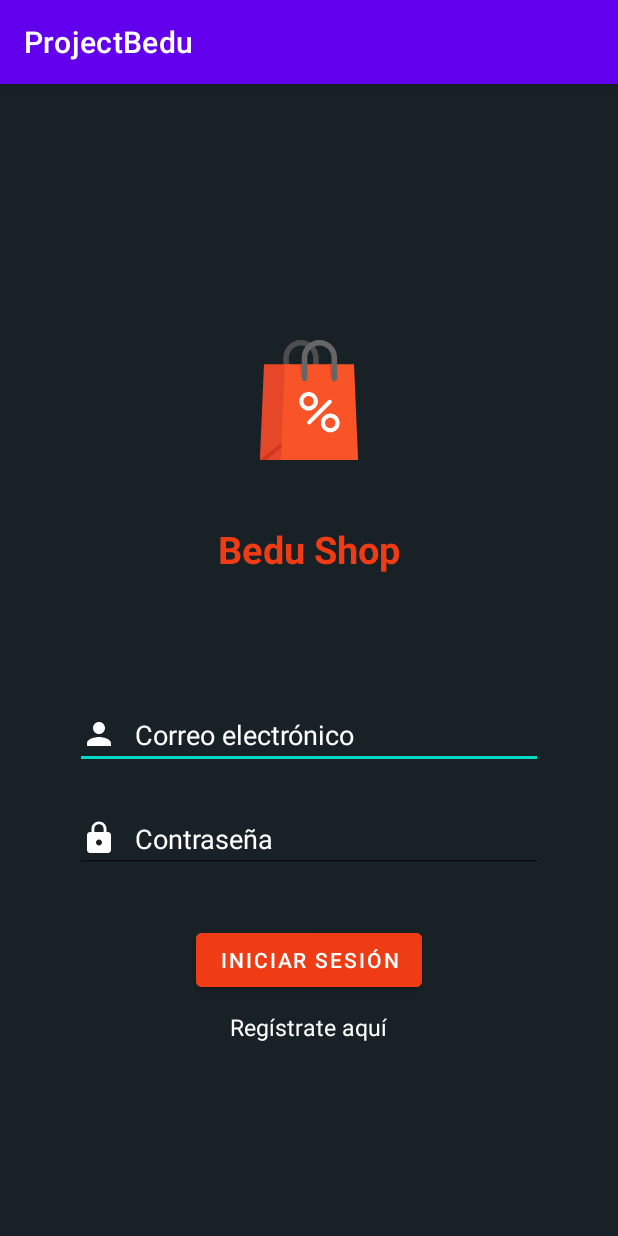
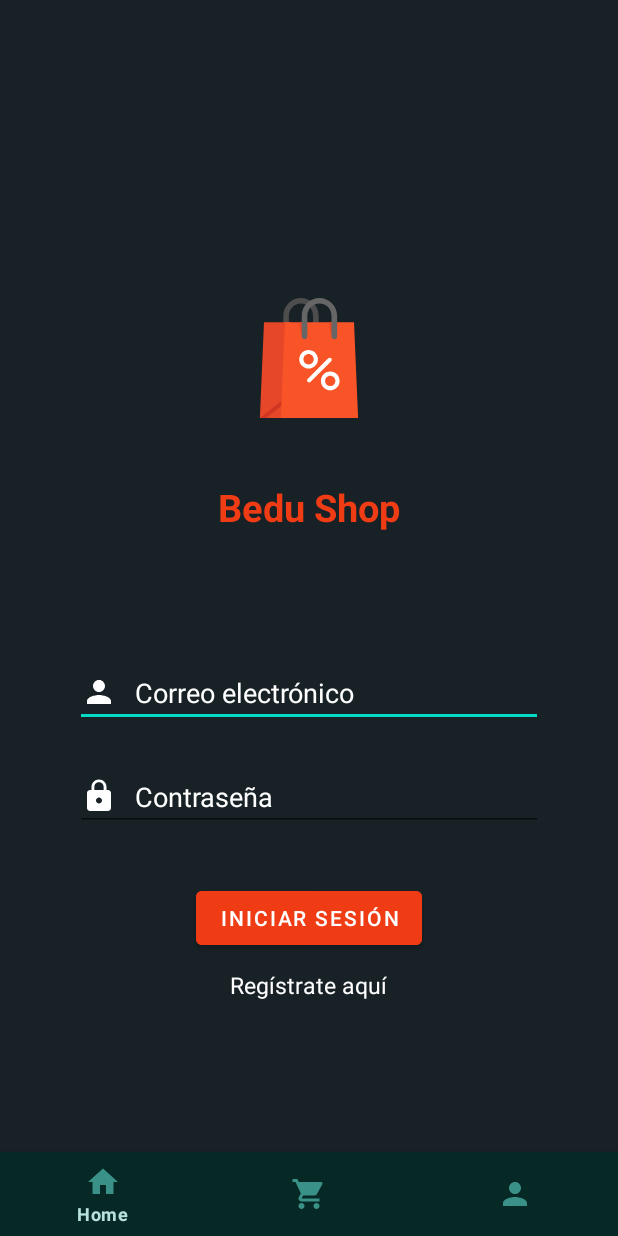
Before and after one commit to ginona/bedu-kotlin-adv, an Android app: the screen it shows after launch (MainActivity), on a phone screen of 412 x 824 dp. Run offline under Robolectric (Android 15) with nearby library versions, the phone set to English and light mode, and no system bars; our stand-ins replace navigation-ui.

Commit message:
testing bottom navigation

```diff
--- a/app/src/main/AndroidManifest.xml
+++ b/app/src/main/AndroidManifest.xml
@@ -1,7 +1,9 @@
 <?xml version="1.0" encoding="utf-8"?>
 <manifest xmlns:android="http://schemas.android.com/apk/res/android"
     package="com.gino.projectbedu">
+
     <uses-permission android:name="android.permission.INTERNET" />
+
     <application
         android:allowBackup="true"
         android:icon="@mipmap/ic_launcher"
@@ -9,6 +11,9 @@
         android:roundIcon="@mipmap/ic_launcher_round"
         android:supportsRtl="true"
         android:theme="@style/Theme.ProjectBedu">
+        <activity
+            android:name=".LoginActivity"
+            android:exported="true" />
         <activity
             android:name=".DetailActivity"
             android:exported="true" />
--- /dev/null
+++ b/app/src/main/java/com/gino/projectbedu/CartFragment.kt
@@ -0,0 +1,59 @@
+package com.gino.projectbedu
+
+import android.os.Bundle
+import androidx.fragment.app.Fragment
+import android.view.LayoutInflater
+import android.view.View
+import android.view.ViewGroup
+
+// TODO: Rename parameter arguments, choose names that match
+// the fragment initialization parameters, e.g. ARG_ITEM_NUMBER
+private const val ARG_PARAM1 = "param1"
+private const val ARG_PARAM2 = "param2"
+
+/**
+ * A simple [Fragment] subclass.
+ * Use the [CartFragment.newInstance] factory method to
+ * create an instance of this fragment.
+ */
+class CartFragment : Fragment() {
+    // TODO: Rename and change types of parameters
+    private var param1: String? = null
+    private var param2: String? = null
+
+    override fun onCreate(savedInstanceState: Bundle?) {
+        super.onCreate(savedInstanceState)
+        arguments?.let {
+            param1 = it.getString(ARG_PARAM1)
+            param2 = it.getString(ARG_PARAM2)
+        }
+    }
+
+    override fun onCreateView(
+        inflater: LayoutInflater, container: ViewGroup?,
+        savedInstanceState: Bundle?
+    ): View? {
+        // Inflate the layout for this fragment
+        return inflater.inflate(R.layout.fragment_cart, container, false)
+    }
+
+    companion object {
+        /**
+         * Use this factory method to create a new instance of
+         * this fragment using the provided parameters.
+         *
+         * @param param1 Parameter 1.
+         * @param param2 Parameter 2.
+         * @return A new instance of fragment CartFragment.
+         */
+        // TODO: Rename and change types and number of parameters
+        @JvmStatic
+        fun newInstance(param1: String, param2: String) =
+            CartFragment().apply {
+                arguments = Bundle().apply {
+                    putString(ARG_PARAM1, param1)
+                    putString(ARG_PARAM2, param2)
+                }
+            }
+    }
+}
--- a/app/src/main/java/com/gino/projectbedu/DetailActivity.kt
+++ b/app/src/main/java/com/gino/projectbedu/DetailActivity.kt
@@ -2,6 +2,8 @@ package com.gino.projectbedu
 
 import androidx.appcompat.app.AppCompatActivity
 import android.os.Bundle
+import com.google.android.material.bottomnavigation.BottomNavigationView
+import com.google.android.material.internal.ContextUtils.getActivity
 import org.bedu.listdetailfragment.Product
 
 class DetailActivity : AppCompatActivity() {
--- a/app/src/main/java/com/gino/projectbedu/LoginFragment.kt
+++ b/app/src/main/java/com/gino/projectbedu/LoginFragment.kt
@@ -1,5 +1,6 @@
 package com.gino.projectbedu
 
+import android.app.Activity
 import android.os.Bundle
 import android.text.TextUtils
 import androidx.fragment.app.Fragment
@@ -10,6 +11,7 @@ import android.widget.Button
 import android.widget.EditText
 import android.widget.TextView
 import androidx.navigation.fragment.findNavController
+import com.google.android.material.bottomnavigation.BottomNavigationView
 
 /**
  * A simple [Fragment] subclass.
@@ -17,12 +19,12 @@ import androidx.navigation.fragment.findNavController
  * create an instance of this fragment.
  */
 class LoginFragment : Fragment() {
-    // TODO: Rename and change types of parameters
     private lateinit var emailText: EditText
     private lateinit var passwordText: EditText
+    //private lateinit var bottomNavigationView: BottomNavigationView
+
     private val emailRequired = "Email is required."
     private val passwordRequired = "Password is required."
-    private val success = "You are in!"
 
     override fun onCreateView(
         inflater: LayoutInflater, container: ViewGroup?,
@@ -33,6 +35,9 @@ class LoginFragment : Fragment() {
 
     override fun onViewCreated(view: View, savedInstanceState: Bundle?) {
         super.onViewCreated(view, savedInstanceState)
+       // val activity: Activity = requireActivity()
+       // bottomNavigationView = activity.findViewById(R.id.bottom_navigation)
+       // bottomNavigationView.visibility = View.GONE
         val btnLogin = view.findViewById<Button>(R.id.btnLogin)
         val textRegister = view.findViewById<TextView>(R.id.textRegister)
         emailText = view.findViewById(R.id.emailText)
--- a/app/src/main/java/com/gino/projectbedu/MainActivity.kt
+++ b/app/src/main/java/com/gino/projectbedu/MainActivity.kt
@@ -3,24 +3,20 @@ package com.gino.projectbedu
 import androidx.appcompat.app.AppCompatActivity
 import android.os.Bundle
 import android.view.Menu
-import android.view.MenuItem
 import android.view.View
 import androidx.fragment.app.Fragment
-import androidx.fragment.app.FragmentManager
-import androidx.navigation.Navigation
 import androidx.navigation.Navigation.findNavController
 import androidx.navigation.fragment.NavHostFragment
-import androidx.navigation.fragment.findNavController
 import androidx.navigation.ui.AppBarConfiguration
-import androidx.navigation.ui.setupWithNavController
-import com.google.android.material.navigation.NavigationView
+import com.google.android.material.bottomnavigation.BottomNavigationView
 
 class MainActivity : AppCompatActivity() {
     private lateinit var appBarConfiguration: AppBarConfiguration
-    //private lateinit var bottomNavigationView: NavigationView
+    private lateinit var bottomNavigationView: BottomNavigationView
     override fun onCreate(savedInstanceState: Bundle?) {
         super.onCreate(savedInstanceState)
         setContentView(R.layout.activity_main)
+        bottomNavigationView = findViewById(R.id.bottom_navigation)
 
 
         val host: NavHostFragment = supportFragmentManager
@@ -29,16 +25,43 @@ class MainActivity : AppCompatActivity() {
         val navController = host.navController
         appBarConfiguration = AppBarConfiguration(navController.graph)
 
-        //bottomNavigationView = findViewById(R.id.mobile_navigation)
-        //bottomNavigationView.setupWithNavController(navController)
-        //val bottomNavigationView = findViewById<BottomNavigationView>(R.id.nav_host_fragment)
-        //bottomNavigationView?.setupWithNavController(Navigation.findNavController(this, R.id.nav_host_container))
 
+        val loginFragment = LoginFragment()
+        val shopFragment = ShopFragment()
+        val cartFragment = CartFragment()
+        val profileFragment = ProfileFragment()
+
+        /*navController.addOnDestinationChangedListener { _, destination, _ ->
+            if(destination.id == R.id.login_dest) {
+
+                bottomNavigationView.visibility = View.GONE
+            } else {
+
+                bottomNavigationView.visibility = View.VISIBLE
+            }
+        }*/
+        makeCurrentFragment(loginFragment)
+
+        bottomNavigationView.setOnItemSelectedListener {
+            when (it.itemId) {
+                R.id.ic_home -> makeCurrentFragment(shopFragment)
+                R.id.ic_cart -> makeCurrentFragment(cartFragment)
+                R.id.ic_profile -> makeCurrentFragment(profileFragment)
+            }
+            true
+        }
+    }
+
+    private fun makeCurrentFragment(fragment: Fragment){
+        supportFragmentManager.beginTransaction().apply {
+            replace(R.id.fl_wrapper, fragment)
+            commit()
+        }
     }
 
     override fun onCreateOptionsMenu(menu: Menu?): Boolean {
         val inflater = menuInflater
-        inflater.inflate(R.menu.options_menu, menu)
+        inflater.inflate(R.menu.bottom_navigation, menu)
         return super.onCreateOptionsMenu(menu)
     }
 
--- /dev/null
+++ b/app/src/main/java/com/gino/projectbedu/ProfileFragment.kt
@@ -0,0 +1,59 @@
+package com.gino.projectbedu
+
+import android.os.Bundle
+import androidx.fragment.app.Fragment
+import android.view.LayoutInflater
+import android.view.View
+import android.view.ViewGroup
+
+// TODO: Rename parameter arguments, choose names that match
+// the fragment initialization parameters, e.g. ARG_ITEM_NUMBER
+private const val ARG_PARAM1 = "param1"
+private const val ARG_PARAM2 = "param2"
+
+/**
+ * A simple [Fragment] subclass.
+ * Use the [ProfileFragment.newInstance] factory method to
+ * create an instance of this fragment.
+ */
+class ProfileFragment : Fragment() {
+    // TODO: Rename and change types of parameters
+    private var param1: String? = null
+    private var param2: String? = null
+
+    override fun onCreate(savedInstanceState: Bundle?) {
+        super.onCreate(savedInstanceState)
+        arguments?.let {
+            param1 = it.getString(ARG_PARAM1)
+            param2 = it.getString(ARG_PARAM2)
+        }
+    }
+
+    override fun onCreateView(
+        inflater: LayoutInflater, container: ViewGroup?,
+        savedInstanceState: Bundle?
+    ): View? {
+        // Inflate the layout for this fragment
+        return inflater.inflate(R.layout.fragment_profile, container, false)
+    }
+
+    companion object {
+        /**
+         * Use this factory method to create a new instance of
+         * this fragment using the provided parameters.
+         *
+         * @param param1 Parameter 1.
+         * @param param2 Parameter 2.
+         * @return A new instance of fragment ProfileFragment.
+         */
+        // TODO: Rename and change types and number of parameters
+        @JvmStatic
+        fun newInstance(param1: String, param2: String) =
+            ProfileFragment().apply {
+                arguments = Bundle().apply {
+                    putString(ARG_PARAM1, param1)
+                    putString(ARG_PARAM2, param2)
+                }
+            }
+    }
+}
--- a/app/src/main/res/layout/activity_main.xml
+++ b/app/src/main/res/layout/activity_main.xml
@@ -1,5 +1,5 @@
 <?xml version="1.0" encoding="utf-8"?>
-<LinearLayout xmlns:android="http://schemas.android.com/apk/res/android"
+<RelativeLayout xmlns:android="http://schemas.android.com/apk/res/android"
     xmlns:app="http://schemas.android.com/apk/res-auto"
     xmlns:tools="http://schemas.android.com/tools"
     android:layout_width="match_parent"
@@ -7,6 +7,10 @@
     android:orientation="vertical"
     tools:context=".MainActivity">
 
+    <FrameLayout
+        android:layout_width="match_parent"
+        android:layout_height="match_parent"
+        android:id="@+id/fl_wrapper"/>
 
     <androidx.fragment.app.FragmentContainerView
         android:id="@+id/my_nav_host_fragment"
@@ -16,4 +20,20 @@
         android:layout_weight="1"
         app:defaultNavHost="true"
         app:navGraph="@navigation/mobile_navigation" />
-</LinearLayout>
+
+    <com.google.android.material.bottomnavigation.BottomNavigationView
+        android:layout_width="match_parent"
+        android:layout_height="wrap_content"
+        android:layout_alignParentBottom="true"
+        android:elevation="8dp"
+        app:layout_constraintBottom_toBottomOf="parent"
+        app:layout_constraintLeft_toLeftOf="parent"
+        app:layout_constraintRight_toRightOf="parent"
+        app:menu="@menu/bottom_navigation"
+        android:layout_alignParentStart="true"
+        android:layout_alignParentEnd="true"
+        app:labelVisibilityMode="selected"
+        style="@style/BottomNavigation"
+        android:id="@+id/bottom_navigation"
+        />
+</RelativeLayout>
--- /dev/null
+++ b/app/src/main/res/menu/bottom_navigation.xml
@@ -0,0 +1,18 @@
+<?xml version="1.0" encoding="utf-8"?>
+<menu xmlns:android="http://schemas.android.com/apk/res/android">
+    <item
+    android:id="@+id/ic_home"
+    android:icon="@drawable/home"
+    android:title="Home"
+    />
+    <item
+    android:id="@+id/ic_cart"
+    android:icon="@drawable/shopping_cart"
+    android:title="Carrito"
+    />
+    <item
+    android:id="@+id/ic_profile"
+    android:icon="@drawable/person"
+    android:title="Perfil"
+    />
+</menu>
--- a/app/src/main/res/navigation/mobile_navigation.xml
+++ b/app/src/main/res/navigation/mobile_navigation.xml
@@ -32,4 +32,12 @@
         android:id="@+id/detailFragment"
         android:name="com.gino.projectbedu.DetailFragment"
         android:label="DetailFragment" />
+    <fragment
+        android:id="@+id/cart_dest"
+        android:name="com.gino.projectbedu.CartFragment"
+        android:label="CartFragment" />
+    <fragment
+        android:id="@+id/profile_dest"
+        android:name="com.gino.projectbedu.ProfileFragment"
+        android:label="ProfileFragment" />
 </navigation>
--- a/app/src/main/res/values/colors.xml
+++ b/app/src/main/res/values/colors.xml
@@ -9,4 +9,9 @@
     <color name="white">#FFFFFFFF</color>
     <color name="orange">#f03c15</color>
     <color name="background">#172126</color>
+
+    <color name="green_dark">#062925</color>
+    <color name="green_normal">#044a42</color>
+    <color name="green_light">#3a9188</color>
+    <color name="green_light_2">#b8e1dd</color>
 </resources>
--- a/app/src/main/res/values/strings.xml
+++ b/app/src/main/res/values/strings.xml
@@ -18,5 +18,6 @@
     <string name="ship">Entrega mañana</string>
     <string name="peso_symbol">$</string>
     <string name="price">1000</string>
+    <string name="product">Producto</string>
     <string name="products_near_to_you">Productos cerca de ti</string>
 </resources>
--- a/app/src/main/res/values/themes.xml
+++ b/app/src/main/res/values/themes.xml
@@ -1,9 +1,9 @@
 <resources xmlns:tools="http://schemas.android.com/tools">
     <!-- Base application theme. -->
-    <style name="Theme.ProjectBedu" parent="Theme.MaterialComponents.DayNight.DarkActionBar">
+    <style name="Theme.ProjectBedu" parent="Theme.MaterialComponents.DayNight.NoActionBar">
         <!-- Primary brand color. -->
-        <item name="colorPrimary">@color/purple_500</item>
-        <item name="colorPrimaryVariant">@color/purple_700</item>
+        <item name="colorPrimary">@color/green_normal</item>
+        <item name="colorPrimaryVariant">@color/green_dark</item>
         <item name="colorOnPrimary">@color/white</item>
         <!-- Secondary brand color. -->
         <item name="colorSecondary">@color/teal_200</item>
@@ -13,4 +13,9 @@
         <item name="android:statusBarColor" tools:targetApi="l">?attr/colorPrimaryVariant</item>
         <!-- Customize your theme here. -->
     </style>
+    <style name="BottomNavigation">
+        <item name="android:background">@color/green_dark</item>
+        <item name="itemIconTint">@color/green_light</item>
+        <item name="itemTextColor">@color/green_light_2</item>
+    </style>
 </resources>
```
Also changed, not shown: app/src/main/res/layout/fragment_cart.xml (added, +18 -0 lines), app/src/main/res/layout/fragment_profile.xml (added, +18 -0 lines), app/src/main/res/layout/item_product.xml (+4 -3 lines).
